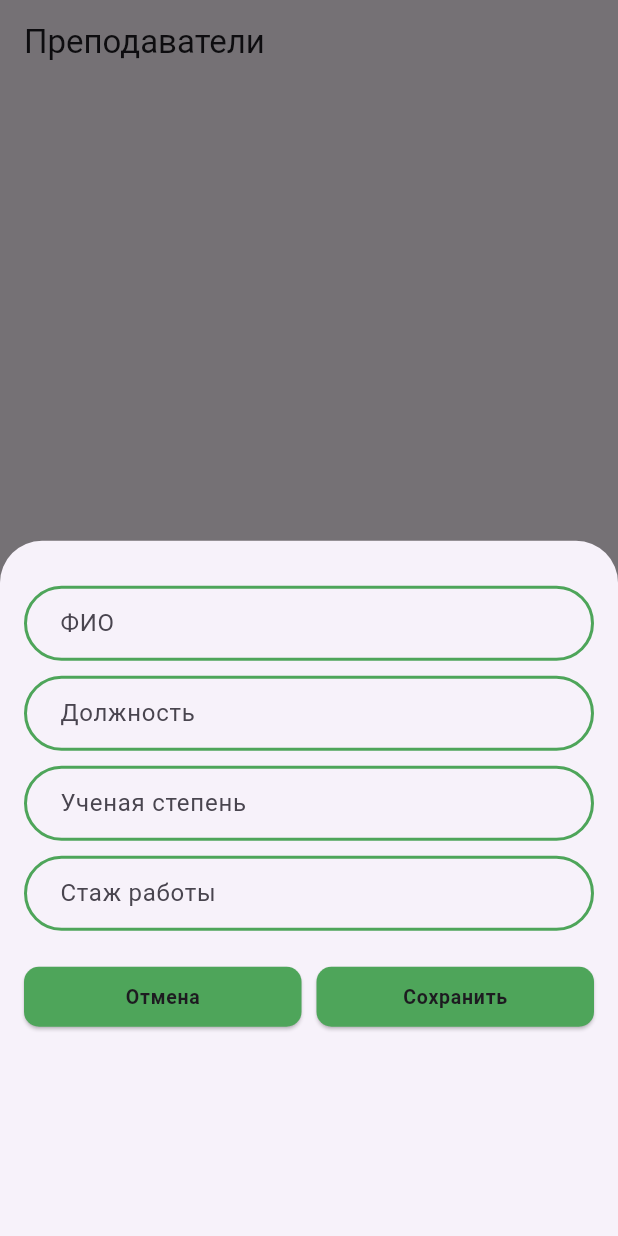
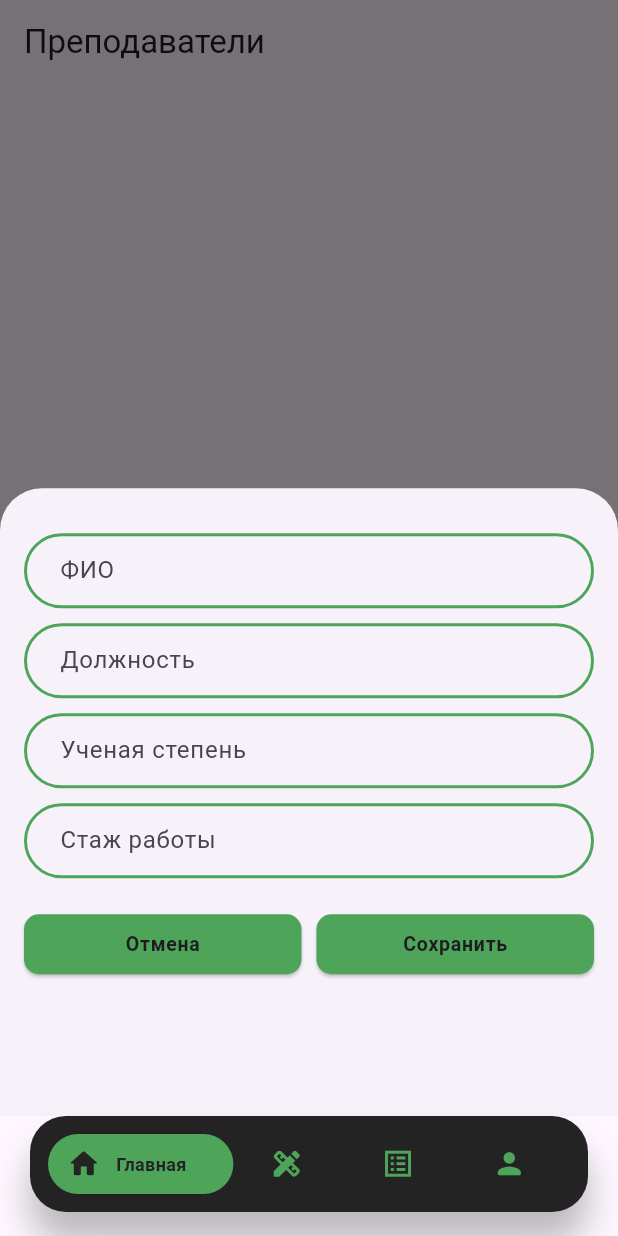
Before and after one commit to Sharaletic/Information-system-design-coursework, a Flutter app: the screen it shows after launch, after a tap on "Добавить", on a phone screen of 412 x 824 dp. Run offline on Flutter 3.47's test engine with Material 3 defaults, Android fonts, the phone set to English and light mode, and no system bars; our stand-ins replace flutter_bloc, fpdart, freezed_annotation, get_it, go_router, shared_preferences and 1 more; accounts and stored records are empty.

Commit message:
Создал BottomNavBar

```diff
--- a/coursework_pis/lib/core/routes/routes.dart
+++ b/coursework_pis/lib/core/routes/routes.dart
@@ -1,7 +1,49 @@
 import 'package:coursework_pis/core/dependency/dependencies.dart';
+import 'package:coursework_pis/core/routes/routes_name.dart';
+import 'package:coursework_pis/presentation/academic_load/pages/academic_load_page.dart';
+import 'package:coursework_pis/presentation/person/pages/person_page.dart';
+import 'package:coursework_pis/presentation/profile/pages/profile_page.dart';
+import 'package:coursework_pis/presentation/report/pages/report_page.dart';
+import 'package:coursework_pis/presentation/scaffold_with_navbar/scaffold_with_navbar.dart';
 import 'package:go_router/go_router.dart';
 import 'package:supabase_flutter/supabase_flutter.dart';
 
 final session = getIt<SupabaseClient>().auth.currentUser;
 
-final GoRoute route = GoRouter(routes: []) as GoRoute;
+final GoRouter router = GoRouter(initialLocation: '/person', routes: [
+  StatefulShellRoute.indexedStack(
+      builder: (context, state, navigationShell) =>
+          ScaffoldWithNavbar(navigationShell: navigationShell),
+      branches: [
+        StatefulShellBranch(
+          routes: [
+            GoRoute(
+              name: RoutesNames.teacher,
+              path: '/person',
+              builder: (context, state) => const PersonPage(),
+            ),
+          ],
+        ),
+        StatefulShellBranch(routes: [
+          GoRoute(
+            name: RoutesNames.academicLoad,
+            path: '/academic',
+            builder: (context, state) => const AcademicLoadPage(),
+          ),
+        ]),
+        StatefulShellBranch(routes: [
+          GoRoute(
+            name: RoutesNames.report,
+            path: '/report',
+            builder: (context, state) => const ReportPage(),
+          )
+        ]),
+        StatefulShellBranch(routes: [
+          GoRoute(
+            name: RoutesNames.profile,
+            path: '/profile',
+            builder: (context, state) => const ProfilePage(),
+          )
+        ]),
+      ]),
+]);
--- /dev/null
+++ b/coursework_pis/lib/core/routes/routes_name.dart
@@ -0,0 +1,6 @@
+class RoutesNames {
+  static const teacher = 'teacher';
+  static const academicLoad = 'academicLoad';
+  static const report = 'report';
+  static const profile = 'profile';
+}
--- a/coursework_pis/lib/core/theme/app_colors.dart
+++ b/coursework_pis/lib/core/theme/app_colors.dart
@@ -3,4 +3,6 @@ import 'package:flutter/material.dart';
 class AppColors {
   static const primaryColor = Color(0xff4EA55A);
   static const errorColor = Colors.redAccent;
+  static const backGroundColor = Color(0xff232323);
+  static const whiteColor = Colors.white;
 }
--- a/coursework_pis/lib/main.dart
+++ b/coursework_pis/lib/main.dart
@@ -1,7 +1,7 @@
 import 'package:coursework_pis/core/dependency/dependencies.dart';
+import 'package:coursework_pis/core/routes/routes.dart';
 import 'package:coursework_pis/core/theme/app_theme.dart';
 import 'package:coursework_pis/presentation/person/bloc/person_bloc.dart';
-import 'package:coursework_pis/presentation/person/pages/person_page.dart';
 import 'package:flutter/material.dart';
 import 'package:flutter_bloc/flutter_bloc.dart';
 
@@ -18,10 +18,10 @@ class MyApp extends StatelessWidget {
 
   @override
   Widget build(BuildContext context) {
-    return MaterialApp(
+    return MaterialApp.router(
       theme: AppTheme.lightTheme,
       debugShowCheckedModeBanner: false,
-      home: const PersonPage(),
+      routerConfig: router,
     );
   }
 }
--- /dev/null
+++ b/coursework_pis/lib/presentation/academic_load/pages/academic_load_page.dart
@@ -0,0 +1,19 @@
+import 'package:flutter/material.dart';
+
+class AcademicLoadPage extends StatefulWidget {
+  const AcademicLoadPage({super.key});
+
+  @override
+  State<AcademicLoadPage> createState() => _AcademicLoadPageState();
+}
+
+class _AcademicLoadPageState extends State<AcademicLoadPage> {
+  @override
+  Widget build(BuildContext context) {
+    return Scaffold(
+      appBar: AppBar(
+        title: Text('Нагрузка'),
+      ),
+    );
+  }
+}
--- a/coursework_pis/lib/presentation/person/pages/person_page.dart
+++ b/coursework_pis/lib/presentation/person/pages/person_page.dart
@@ -33,6 +33,7 @@ class _PersonPageState extends State<PersonPage> {
                       ),
                   loaded: (value) {
                     return ListView.separated(
+                      padding: EdgeInsets.only(bottom: _getBottomPadding()),
                       itemBuilder: (BuildContext context, int index) {
                         return ContainerWidget(
                           person: value.person[index],
@@ -59,7 +60,7 @@ class _PersonPageState extends State<PersonPage> {
                           return AddPersonPage();
                         });
                   },
-                  color: AppColors.primaryColor,
+                  color: AppColors.whiteColor,
                   title: AppStrings.add,
                 ),
               ),
@@ -69,4 +70,10 @@ class _PersonPageState extends State<PersonPage> {
       ),
     );
   }
+
+  double _getBottomPadding() {
+    final safeBottomPadding = MediaQuery.of(context).padding.bottom;
+    final bottomPadding = (safeBottomPadding + 8) * 2 + 50;
+    return bottomPadding;
+  }
 }
--- /dev/null
+++ b/coursework_pis/lib/presentation/profile/pages/profile_page.dart
@@ -0,0 +1,19 @@
+import 'package:flutter/material.dart';
+
+class ProfilePage extends StatefulWidget {
+  const ProfilePage({super.key});
+
+  @override
+  State<ProfilePage> createState() => _ProfilePageState();
+}
+
+class _ProfilePageState extends State<ProfilePage> {
+  @override
+  Widget build(BuildContext context) {
+    return Scaffold(
+      appBar: AppBar(
+        title: Text('Профиль'),
+      ),
+    );
+  }
+}
--- /dev/null
+++ b/coursework_pis/lib/presentation/report/pages/report_page.dart
@@ -0,0 +1,19 @@
+import 'package:flutter/material.dart';
+
+class ReportPage extends StatefulWidget {
+  const ReportPage({super.key});
+
+  @override
+  State<ReportPage> createState() => _ReportPageState();
+}
+
+class _ReportPageState extends State<ReportPage> {
+  @override
+  Widget build(BuildContext context) {
+    return Scaffold(
+      appBar: AppBar(
+        title: Text('Отчет'),
+      ),
+    );
+  }
+}
--- /dev/null
+++ b/coursework_pis/lib/presentation/scaffold_with_navbar/scaffold_with_navbar.dart
@@ -0,0 +1,163 @@
+import 'package:flutter/material.dart';
+import 'package:go_router/go_router.dart';
+
+import '../../../core/theme/app_colors.dart';
+
+class ScaffoldWithNavbar extends StatefulWidget {
+  const ScaffoldWithNavbar({required this.navigationShell, super.key});
+
+  final StatefulNavigationShell navigationShell;
+
+  @override
+  State<ScaffoldWithNavbar> createState() => _ScaffoldWithNavbarState();
+}
+
+class _ScaffoldWithNavbarState extends State<ScaffoldWithNavbar> {
+  List<String> listOfStrings = [
+    'Главная',
+    'Нагрузка',
+    'Отчет',
+    'Профиль',
+  ];
+
+  List<IconData> listOfIcons = [
+    Icons.home_rounded,
+    Icons.design_services,
+    Icons.list_alt_sharp,
+    Icons.person_rounded,
+  ];
+
+  @override
+  Widget build(BuildContext context) {
+    double displayWidth = MediaQuery.of(context).size.width;
+    return Scaffold(
+      body: widget.navigationShell,
+      bottomNavigationBar: SafeArea(
+        child: Padding(
+          padding: EdgeInsets.only(bottom: 16),
+          child: Container(
+              height: 64,
+              padding: EdgeInsets.all(12),
+              margin: EdgeInsets.symmetric(horizontal: 20),
+              decoration: BoxDecoration(
+                color: AppColors.backGroundColor,
+                borderRadius: BorderRadius.all(
+                  Radius.circular(24),
+                ),
+                boxShadow: [
+                  BoxShadow(
+                    color: AppColors.backGroundColor.withOpacity(0.3),
+                    offset: Offset(0, 20),
+                    blurRadius: 20,
+                  ),
+                ],
+              ),
+              child: ListView.builder(
+                itemCount: listOfStrings.length,
+                scrollDirection: Axis.horizontal,
+                itemBuilder: (context, index) => InkWell(
+                  onTap: () => _onItemTapped(context, index),
+                  splashColor: Colors.transparent,
+                  highlightColor: Colors.transparent,
+                  child: Stack(
+                    children: [
+                      AnimatedContainer(
+                        duration: Duration(seconds: 1),
+                        curve: Curves.fastLinearToSlowEaseIn,
+                        width: index == widget.navigationShell.currentIndex
+                            ? displayWidth * .30
+                            : displayWidth * .18,
+                        alignment: Alignment.center,
+                        child: AnimatedContainer(
+                          duration: Duration(seconds: 1),
+                          curve: Curves.fastLinearToSlowEaseIn,
+                          height: index == widget.navigationShell.currentIndex
+                              ? displayWidth * .12
+                              : 0,
+                          width: index == widget.navigationShell.currentIndex
+                              ? displayWidth * .30
+                              : 0,
+                          decoration: BoxDecoration(
+                            color: index == widget.navigationShell.currentIndex
+                                ? AppColors.primaryColor
+                                : Colors.transparent,
+                            borderRadius: BorderRadius.circular(50),
+                          ),
+                        ),
+                      ),
+                      AnimatedContainer(
+                        duration: Duration(seconds: 1),
+                        curve: Curves.fastLinearToSlowEaseIn,
+                        width: index == widget.navigationShell.currentIndex
+                            ? displayWidth * .31
+                            : displayWidth * .18,
+                        alignment: Alignment.center,
+                        child: Stack(
+                          children: [
+                            Row(
+                              children: [
+                                AnimatedContainer(
+                                  duration: Duration(seconds: 1),
+                                  curve: Curves.fastLinearToSlowEaseIn,
+                                  width: index ==
+                                          widget.navigationShell.currentIndex
+                                      ? displayWidth * .11
+                                      : 0,
+                                ),
+                                AnimatedOpacity(
+                                  opacity: index ==
+                                          widget.navigationShell.currentIndex
+                                      ? 1
+                                      : 0,
+                                  duration: Duration(seconds: 1),
+                                  curve: Curves.fastLinearToSlowEaseIn,
+                                  child: Text(
+                                    index == widget.navigationShell.currentIndex
+                                        ? listOfStrings[index]
+                                        : '',
+                                    style: TextStyle(
+                                      color: AppColors.backGroundColor,
+                                      fontWeight: FontWeight.w600,
+                                      fontSize: 12,
+                                    ),
+                                  ),
+                                ),
+                              ],
+                            ),
+                            Row(
+                              children: [
+                                AnimatedContainer(
+                                  duration: Duration(seconds: 1),
+                                  curve: Curves.fastLinearToSlowEaseIn,
+                                  width: index ==
+                                          widget.navigationShell.currentIndex
+                                      ? displayWidth * .03
+                                      : 20,
+                                ),
+                                Icon(
+                                  listOfIcons[index],
+                                  size: displayWidth * .056,
+                                  color: index ==
+                                          widget.navigationShell.currentIndex
+                                      ? AppColors.backGroundColor
+                                      : AppColors.primaryColor,
+                                ),
+                              ],
+                            ),
+                          ],
+                        ),
+                      ),
+                    ],
+                  ),
+                ),
+              )),
+        ),
+      ),
+    );
+  }
+
+  void _onItemTapped(BuildContext context, int index) {
+    widget.navigationShell.goBranch(index,
+        initialLocation: index == widget.navigationShell.currentIndex);
+  }
+}
```
